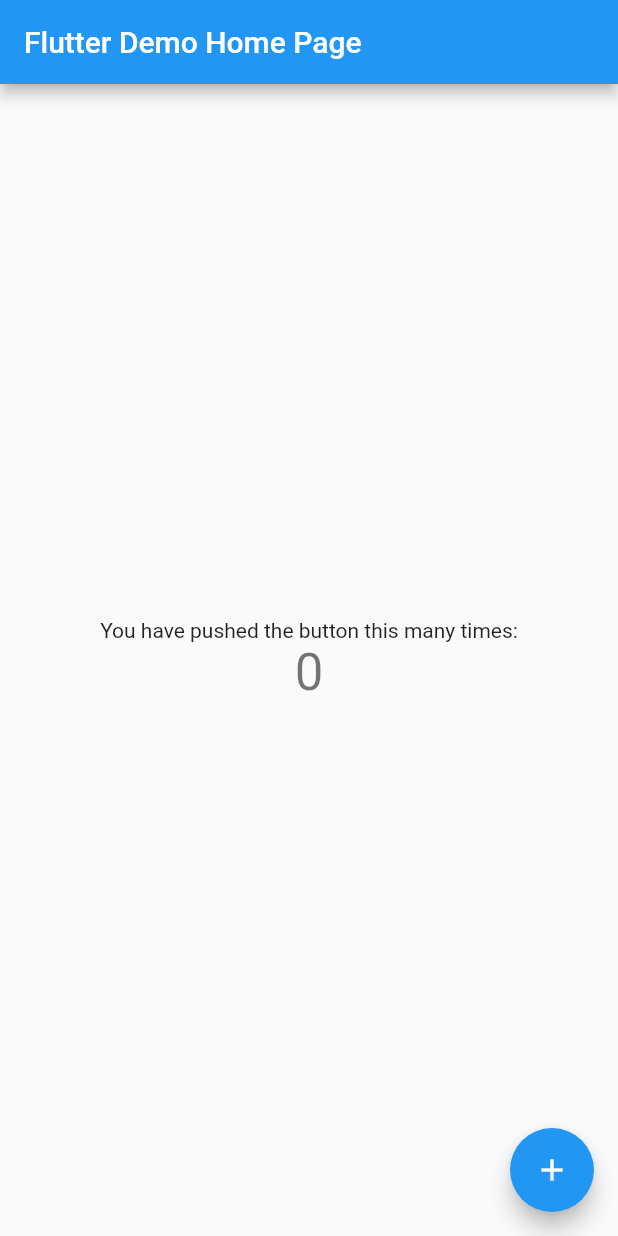
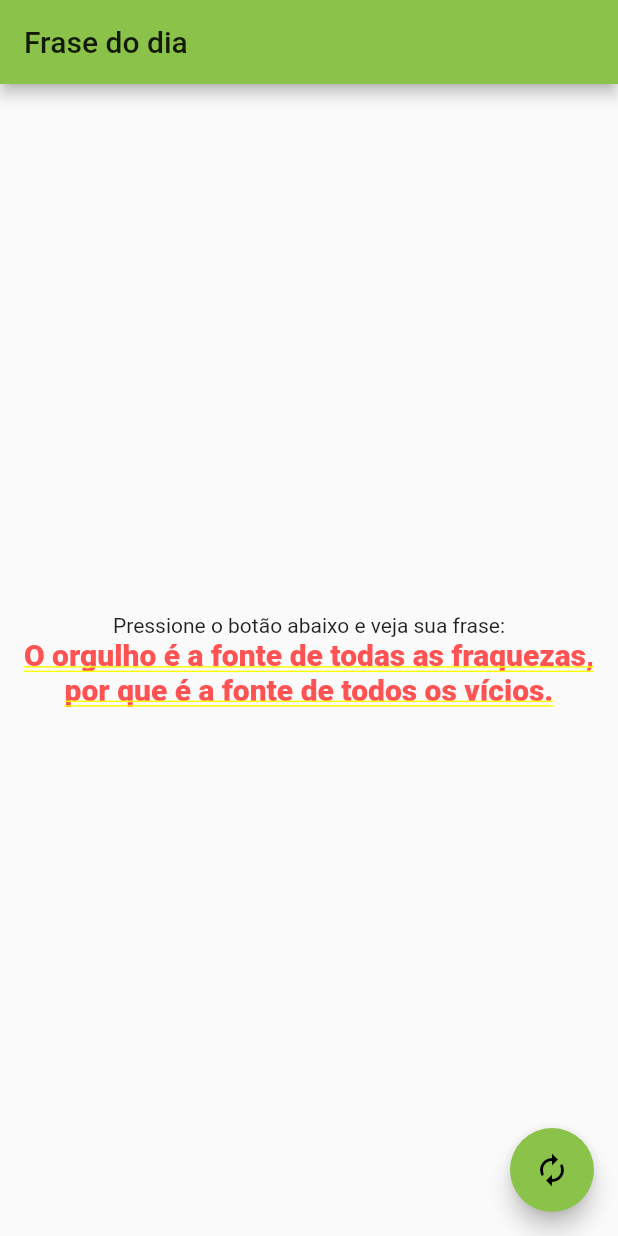
Before and after one commit to tiagoncardoso/iniciando_flutter, a Flutter app: the screen it shows after launch, on a phone screen of 412 x 824 dp. Run offline on Flutter 3.47's test engine with Material 2 defaults, Android fonts, the phone set to English and light mode, and no system bars; Roboto replaces fonts that are missing (Rochester).

Commit message:
Commit inicial

```diff
--- a/lib/main.dart
+++ b/lib/main.dart
@@ -1,3 +1,5 @@
+import 'dart:math';
+
 import 'package:flutter/material.dart';
 
 void main() => runApp(MyApp());
@@ -9,33 +11,15 @@ class MyApp extends StatelessWidget {
     return MaterialApp(
       title: 'Flutter Demo',
       theme: ThemeData(
-        // This is the theme of your application.
-        //
-        // Try running your application with "flutter run". You'll see the
-        // application has a blue toolbar. Then, without quitting the app, try
-        // changing the primarySwatch below to Colors.green and then invoke
-        // "hot reload" (press "r" in the console where you ran "flutter run",
-        // or simply save your changes to "hot reload" in a Flutter IDE).
-        // Notice that the counter didn't reset back to zero; the application
-        // is not restarted.
-        primarySwatch: Colors.blue,
+        primarySwatch: Colors.lightGreen,
       ),
-      home: MyHomePage(title: 'Flutter Demo Home Page'),
+      home: MyHomePage(title: 'Frase do dia'),
     );
   }
 }
 
 class MyHomePage extends StatefulWidget {
   MyHomePage({Key key, this.title}) : super(key: key);
-
-  // This widget is the home page of your application. It is stateful, meaning
-  // that it has a State object (defined below) that contains fields that affect
-  // how it looks.
-
-  // This class is the configuration for the state. It holds the values (in this
-  // case the title) provided by the parent (in this case the App widget) and
-  // used by the build method of the State. Fields in a Widget subclass are
-  // always marked "final".
 
   final String title;
 
@@ -44,67 +28,59 @@ class MyHomePage extends StatefulWidget {
 }
 
 class _MyHomePageState extends State<MyHomePage> {
-  int _counter = 0;
+
+  int _numeroAleatorio = 0;
+  List _frases = [
+    'O orgulho é a fonte de todas as fraquezas, por que é a fonte de todos os vícios.',
+    'A medida do amor é amar sem medida.',
+    'Não há lugar para a sabedoria onde não há paciência.',
+    'O supérfluo dos ricos é propriedade dos pobres.',
+    'Prefiro os que me criticam, porque me corrigem, aos que me elogiam, porque me corrompem.',
+    'Não basta fazer coisas boas - é preciso fazê-las bem.',
+    'O mundo é um livro, e quem fica sentado em casa lê somente uma página.',
+    'Não é o suplício que faz o mártir, mas a causa.',
+    'Não é tanto o que fazemos, mas o motivo pelo qual fazemos que determina a bondade ou a malícia.'
+  ];
 
   void _incrementCounter() {
     setState(() {
-      // This call to setState tells the Flutter framework that something has
-      // changed in this State, which causes it to rerun the build method below
-      // so that the display can reflect the updated values. If we changed
-      // _counter without calling setState(), then the build method would not be
-      // called again, and so nothing would appear to happen.
-      _counter++;
+      _numeroAleatorio = new Random().nextInt(9);
     });
   }
 
   @override
   Widget build(BuildContext context) {
-    // This method is rerun every time setState is called, for instance as done
-    // by the _incrementCounter method above.
-    //
-    // The Flutter framework has been optimized to make rerunning build methods
-    // fast, so that you can just rebuild anything that needs updating rather
-    // than having to individually change instances of widgets.
     return Scaffold(
       appBar: AppBar(
-        // Here we take the value from the MyHomePage object that was created by
-        // the App.build method, and use it to set our appbar title.
         title: Text(widget.title),
       ),
       body: Center(
-        // Center is a layout widget. It takes a single child and positions it
-        // in the middle of the parent.
         child: Column(
-          // Column is also a layout widget. It takes a list of children and
-          // arranges them vertically. By default, it sizes itself to fit its
-          // children horizontally, and tries to be as tall as its parent.
-          //
-          // Invoke "debug painting" (press "p" in the console, choose the
-          // "Toggle Debug Paint" action from the Flutter Inspector in Android
-          // Studio, or the "Toggle Debug Paint" command in Visual Studio Code)
-          // to see the wireframe for each widget.
-          //
-          // Column has various properties to control how it sizes itself and
-          // how it positions its children. Here we use mainAxisAlignment to
-          // center the children vertically; the main axis here is the vertical
-          // axis because Columns are vertical (the cross axis would be
-          // horizontal).
           mainAxisAlignment: MainAxisAlignment.center,
           children: <Widget>[
             Text(
-              'You have pushed the button this many times:',
+              'Pressione o botão abaixo e veja sua frase:',
             ),
-            Text(
-              '$_counter',
-              style: Theme.of(context).textTheme.display1,
+            RichText(
+              textAlign: TextAlign.center,
+              text: TextSpan(
+                style: DefaultTextStyle.of(context).style,
+                children: <TextSpan>[
+                  TextSpan(
+                    text: _frases[_numeroAleatorio],
+                    style: TextStyle(color: Colors.redAccent, fontSize: 20, fontFamily: 'Rochester'),
+                  )
+                ]
+              )
+              //'${_frases[_numeroAleatorio]}',
             ),
           ],
         ),
       ),
       floatingActionButton: FloatingActionButton(
         onPressed: _incrementCounter,
-        tooltip: 'Increment',
-        child: Icon(Icons.add),
+        tooltip: 'Gera frase aleatória',
+        child: Icon(Icons.autorenew),
       ), // This trailing comma makes auto-formatting nicer for build methods.
     );
   }
```
Also changed, not shown: pubspec.yaml (+9 -1 lines), 9 other files.
